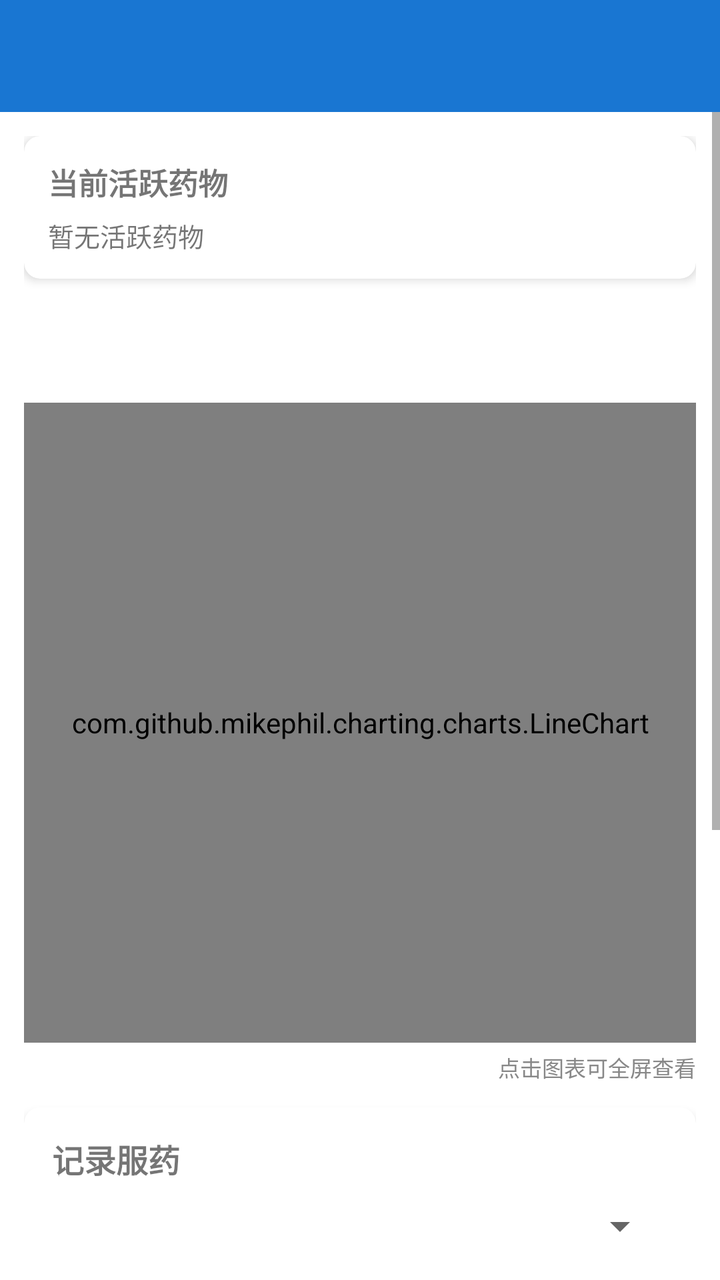
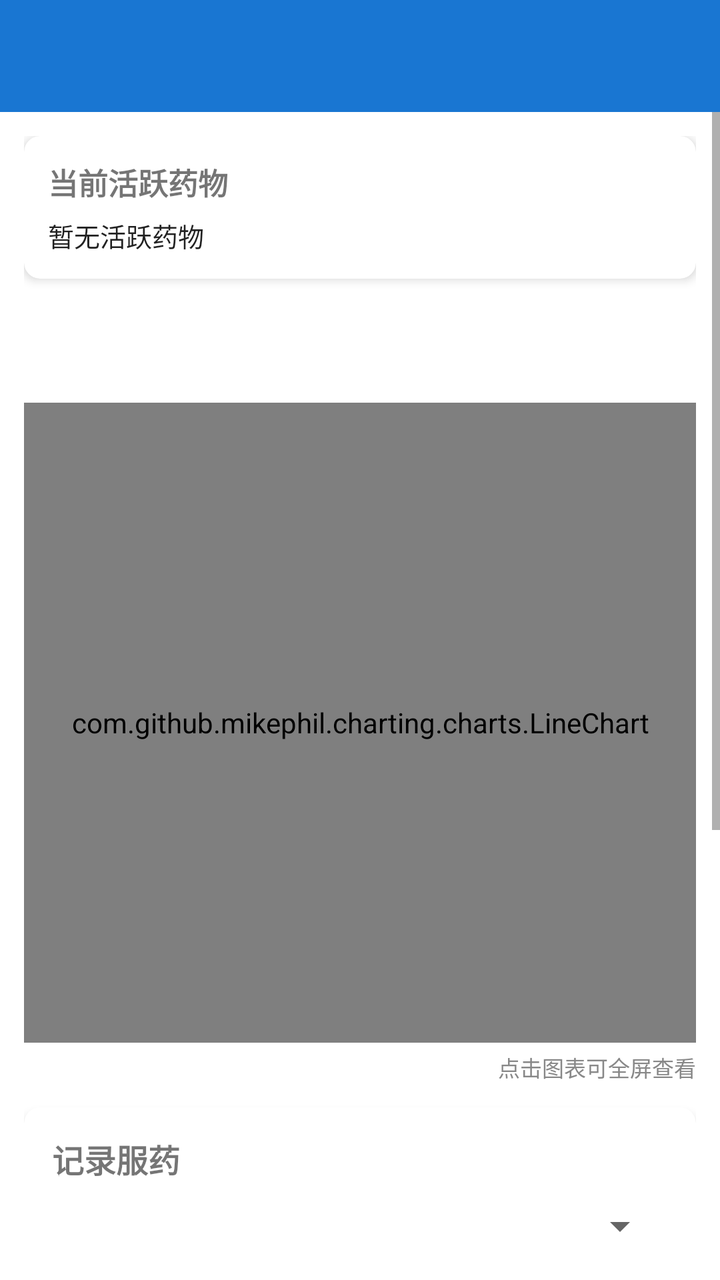

Two renders of the same Android screen: before a commit and after it. Below are the layout's source before the change and the commit's diff.
<!-- AndroidManifest.xml: application theme Theme.DrugTracker -->
<!-- res/layout/activity_main.xml -->
<?xml version="1.0" encoding="utf-8"?>
<LinearLayout xmlns:android="http://schemas.android.com/apk/res/android"
    xmlns:app="http://schemas.android.com/apk/res-auto"
    android:layout_width="match_parent"
    android:layout_height="match_parent"
    android:orientation="vertical">

    <androidx.appcompat.widget.Toolbar
        android:id="@+id/toolbar"
        android:layout_width="match_parent"
        android:layout_height="?attr/actionBarSize"
        android:background="?attr/colorPrimary"
        android:theme="@style/ThemeOverlay.AppCompat.Dark.ActionBar" />

    <ScrollView
        android:layout_width="match_parent"
        android:layout_height="match_parent"
        android:fillViewport="true">

        <LinearLayout
            android:layout_width="match_parent"
            android:layout_height="wrap_content"
            android:orientation="vertical"
            android:padding="12dp">

            
            <androidx.cardview.widget.CardView
                android:id="@+id/cardLevo"
                android:layout_width="match_parent"
                android:layout_height="wrap_content"
                android:layout_marginBottom="10dp"
                android:visibility="gone"
                app:cardCornerRadius="8dp"
                app:cardElevation="3dp">

                <LinearLayout
                    android:layout_width="match_parent"
                    android:layout_height="wrap_content"
                    android:orientation="horizontal"
                    android:padding="12dp"
                    android:gravity="center_vertical">

                    <TextView
                        android:id="@+id/tvLevoStatus"
                        android:layout_width="0dp"
                        android:layout_height="wrap_content"
                        android:layout_weight="1"
                        android:text="优甲乐状态"
                        android:textSize="14sp"
                        android:textStyle="bold"
                        android:textColor="#FFFFFF" />
                </LinearLayout>
            </androidx.cardview.widget.CardView>

            
            <androidx.cardview.widget.CardView
                android:layout_width="match_parent"
                android:layout_height="wrap_content"
                android:layout_marginBottom="10dp"
                app:cardCornerRadius="8dp"
                app:cardElevation="3dp">

                <LinearLayout
                    android:layout_width="match_parent"
                    android:layout_height="wrap_content"
                    android:orientation="vertical"
                    android:padding="12dp">

                    <TextView
                        android:layout_width="wrap_content"
                        android:layout_height="wrap_content"
                        android:text="当前活跃药物"
                        android:textSize="15sp"
                        android:textStyle="bold" />

                    <TextView
                        android:id="@+id/tvActiveDrugs"
                        android:layout_width="match_parent"
                        android:layout_height="wrap_content"
                        android:layout_marginTop="6dp"
                        android:text="暂无活跃药物"
                        android:textSize="13sp"
                        android:fontFamily="monospace" />
                </LinearLayout>
            </androidx.cardview.widget.CardView>

            
            <com.google.android.material.tabs.TabLayout
                android:id="@+id/tabLayout"
                android:layout_width="match_parent"
                android:layout_height="wrap_content"
                app:tabMode="scrollable"
                app:tabGravity="start" />

            <com.github.mikephil.charting.charts.LineChart
                android:id="@+id/chart"
                android:layout_width="match_parent"
                android:layout_height="320dp"
                android:layout_marginTop="4dp"
                android:layout_marginBottom="4dp" />

            <TextView
                android:layout_width="wrap_content"
                android:layout_height="wrap_content"
                android:layout_gravity="end"
                android:layout_marginBottom="12dp"
                android:text="点击图表可全屏查看"
                android:textSize="11sp"
                android:textColor="#888888" />

            
            <androidx.cardview.widget.CardView
                android:layout_width="match_parent"
                android:layout_height="wrap_content"
                android:layout_marginBottom="10dp"
                app:cardCornerRadius="8dp"
                app:cardElevation="3dp">

                <LinearLayout
                    android:layout_width="match_parent"
                    android:layout_height="wrap_content"
                    android:orientation="vertical"
                    android:padding="14dp">

                    <TextView
                        android:layout_width="wrap_content"
                        android:layout_height="wrap_content"
                        android:text="记录服药"
                        android:textSize="16sp"
                        android:textStyle="bold" />

                    <Spinner
                        android:id="@+id/spinnerDrug"
                        android:layout_width="match_parent"
                        android:layout_height="wrap_content"
                        android:layout_marginTop="10dp" />

                    <LinearLayout
                        android:layout_width="match_parent"
                        android:layout_height="wrap_content"
                        android:orientation="horizontal"
                        android:layout_marginTop="8dp">

                        <EditText
                            android:id="@+id/etDose"
                            android:layout_width="0dp"
                            android:layout_height="wrap_content"
                            android:layout_weight="1"
                            android:hint="剂量"
                            android:inputType="numberDecimal" />

                        <TextView
                            android:id="@+id/tvUnit"
                            android:layout_width="wrap_content"
                            android:layout_height="wrap_content"
                            android:text="mg"
                            android:layout_marginStart="6dp"
                            android:gravity="center_vertical"
                            android:layout_gravity="center_vertical" />
                    </LinearLayout>

                    <Button
                        android:id="@+id/btnSelectTime"
                        android:layout_width="match_parent"
                        android:layout_height="wrap_content"
                        android:layout_marginTop="8dp"
                        android:text="服药时间: 现在"
                        style="?attr/materialButtonOutlinedStyle" />

                    <EditText
                        android:id="@+id/etNotes"
                        android:layout_width="match_parent"
                        android:layout_height="wrap_content"
                        android:layout_marginTop="8dp"
                        android:hint="备注/感受（可选）"
                        android:maxLines="3"
                        android:minLines="1" />

                    <Button
                        android:id="@+id/btnRecord"
                        android:layout_width="match_parent"
                        android:layout_height="wrap_content"
                        android:layout_marginTop="10dp"
                        android:text="✓ 添加记录并更新图表" />
                </LinearLayout>
            </androidx.cardview.widget.CardView>

            
            <GridLayout
                android:layout_width="match_parent"
                android:layout_height="wrap_content"
                android:columnCount="2"
                android:layout_marginBottom="16dp">

                <Button
                    android:id="@+id/btnHistory"
                    android:layout_width="0dp"
                    android:layout_height="wrap_content"
                    android:layout_columnWeight="1"
                    android:layout_margin="4dp"
                    android:text="📋 历史记录" />

                <Button
                    android:id="@+id/btnDrugs"
                    android:layout_width="0dp"
                    android:layout_height="wrap_content"
                    android:layout_columnWeight="1"
                    android:layout_margin="4dp"
                    android:text="💊 药物管理" />

                <Button
                    android:id="@+id/btnPlanner"
                    android:layout_width="0dp"
                    android:layout_height="wrap_content"
                    android:layout_columnWeight="1"
                    android:layout_margin="4dp"
                    android:text="⏱ 峰值规划" />

                <Button
                    android:id="@+id/btnSettings"
                    android:layout_width="0dp"
                    android:layout_height="wrap_content"
                    android:layout_columnWeight="1"
                    android:layout_margin="4dp"
                    android:text="⚙ 设置" />
            </GridLayout>

        </LinearLayout>
    </ScrollView>
</LinearLayout>
<!-- resources referenced by this layout -->
<resources>
  <style name="Theme.DrugTracker" parent="Theme.MaterialComponents.DayNight.NoActionBar">
          <item name="windowActionBar">false</item>
          <item name="windowNoTitle">true</item>
  
          <item name="colorPrimary">@color/colorPrimary</item>
          <item name="colorPrimaryVariant">@color/colorPrimaryDark</item>
          <item name="colorOnPrimary">@color/white</item>
          <item name="colorSecondary">@color/colorAccent</item>
      </style>
  <color name="colorPrimary">#1976D2</color>
  <color name="colorPrimaryDark">#1565C0</color>
  <color name="white">#FFFFFF</color>
  <color name="colorAccent">#2196F3</color>
</resources>

<!-- the commit's change to res/layout/activity_main.xml (unified diff, before → after) -->
@@ -80,7 +80,8 @@
                         android:layout_marginTop="6dp"
                         android:text="暂无活跃药物"
                         android:textSize="13sp"
-                        android:fontFamily="monospace" />
+                        android:fontFamily="monospace"
+                        android:textColor="?android:attr/textColorPrimary" />
                 </LinearLayout>
             </androidx.cardview.widget.CardView>
 
